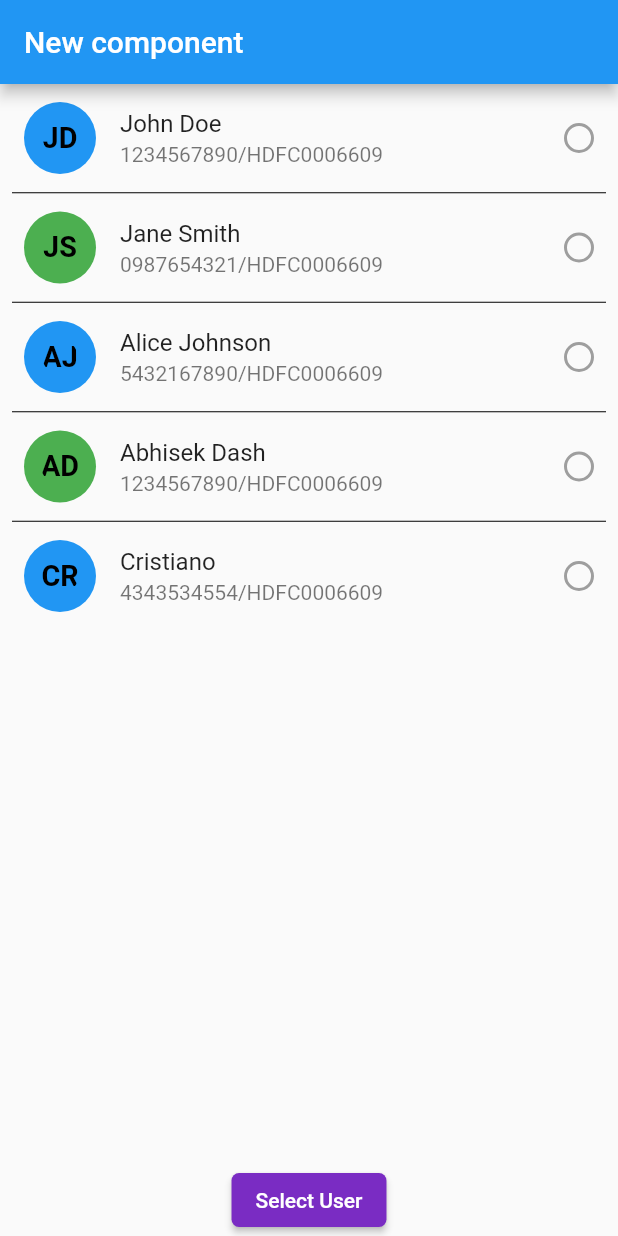
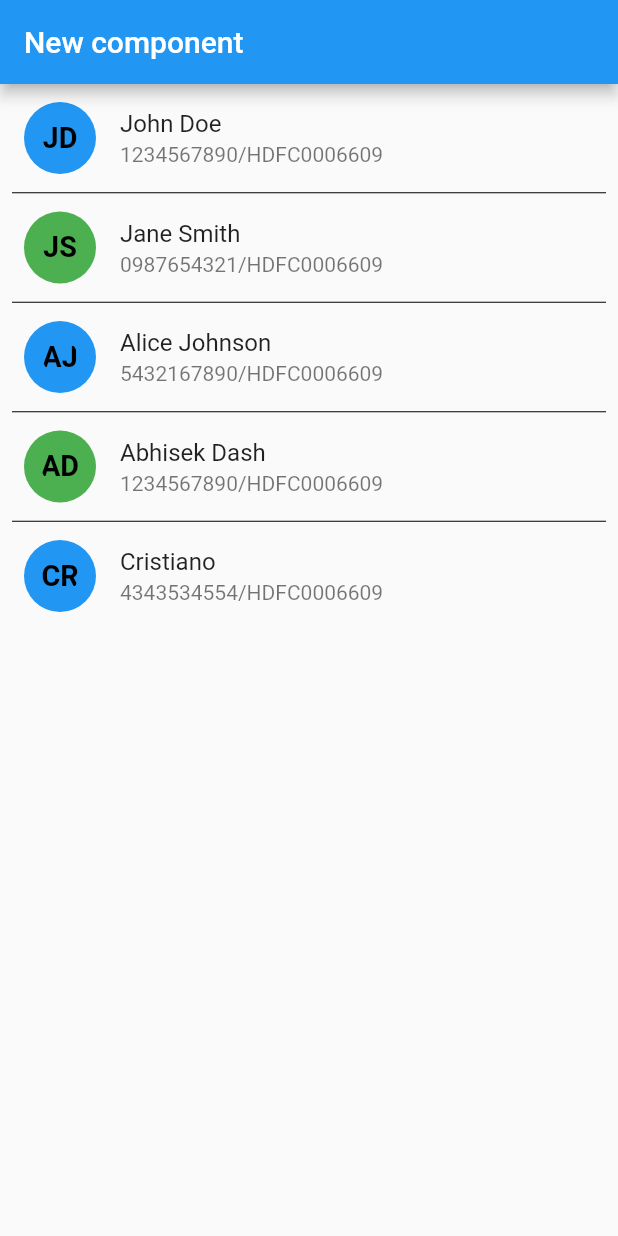
Before and after one commit to Abhisek-07/bank_user_component, a Flutter app: the screen it shows after launch, on a phone screen of 412 x 824 dp. Run offline on Flutter 3.47's test engine with Material 2 defaults, Android fonts, the phone set to English and light mode, and no system bars.

Commit message:
no need of customElevatedButton, now working on changing selection on tap of a user

```diff
--- a/lib/widgets/custom_list_tile.dart
+++ b/lib/widgets/custom_list_tile.dart
@@ -3,47 +3,49 @@ import 'package:flutter/material.dart';
 import 'package:bank_user_component/widgets/circular_name_icon.dart';
 import 'package:bank_user_component/widgets/circular_select_button.dart';
 
-class CustomListTile extends StatefulWidget {
+class CustomListTile extends StatelessWidget {
   const CustomListTile({
     super.key,
     required this.isSelected,
     required this.user,
     required this.index,
     required this.selectedOption,
+    this.showTrailing = false,
+    this.showLeading = true,
   });
 
   final bool isSelected;
   final User user;
   final int index;
   final void Function(int) selectedOption;
+  final bool showTrailing;
+  final bool showLeading;
 
-  @override
-  State<CustomListTile> createState() => _CustomListTileState();
-}
-
-class _CustomListTileState extends State<CustomListTile> {
   @override
   Widget build(BuildContext context) {
     return ListTile(
-      tileColor: widget.isSelected ? Colors.yellow : null,
+      tileColor: isSelected ? Colors.yellow : null,
       onTap: () {
         // setState(() {
         //   selectedIndex = index;
         // });
-        widget.selectedOption(widget.index);
+        selectedOption(index);
         // widget.selectOption(index);
       },
       // Icon Component
-      leading: CircularNameIcon(
-        name: widget.user.name,
-        backgroundColor: widget.index % 2 == 0 ? Colors.blue : Colors.green,
-      ),
+      leading: showLeading
+          ? CircularNameIcon(
+              name: user.name,
+              backgroundColor: index % 2 == 0 ? Colors.blue : Colors.green,
+            )
+          : null,
       // Text Component
-      title: Text(widget.user.name),
+      title: Text(user.name),
       // subtitle component
-      subtitle: Text(widget.user.accountNumber + '/' + widget.user.ifsc),
+      subtitle: Text(user.accountNumber + '/' + user.ifsc),
       // Radio button component
-      trailing: CircularSelectButton(isSelected: widget.isSelected),
+      trailing:
+          showTrailing ? CircularSelectButton(isSelected: isSelected) : null,
     );
   }
 }
--- a/lib/widgets/user_list.dart
+++ b/lib/widgets/user_list.dart
@@ -1,4 +1,5 @@
 import 'package:bank_user_component/models/user.dart';
+// import 'package:bank_user_component/widgets/custom_elevated_button.dart';
 // import 'package:bank_user_component/widgets/circular_name_icon.dart';
 // import 'package:bank_user_component/widgets/circular_select_button.dart';
 import 'package:bank_user_component/widgets/custom_list_tile.dart';
@@ -22,6 +23,8 @@ class UserList extends StatefulWidget {
 
 class _UserListState extends State<UserList> {
   int selectedIndex = -1;
+  // bool showTrailing = true;
+  // bool showLeading = true;
 
   @override
   void initState() {
@@ -34,6 +37,10 @@ class _UserListState extends State<UserList> {
       selectedIndex = index;
     });
   }
+
+  // void submit() {
+  //   /// for customElevatedButton submission
+  // }
 
   @override
   Widget build(BuildContext context) {
@@ -60,21 +67,16 @@ class _UserListState extends State<UserList> {
                 user: user,
                 index: index,
                 selectedOption: selectedOption,
+                // showTrailing: true,
+                // showLeading: false,
               );
             },
           ),
         ),
-        ElevatedButton(
-            onPressed: () {
-              ///
-            },
-            style: ElevatedButton.styleFrom(
-                shape: RoundedRectangleBorder(
-                  borderRadius: BorderRadius.circular(5),
-                ),
-                backgroundColor: const Color.fromARGB(255, 122, 44, 195),
-                foregroundColor: Colors.white),
-            child: const Text('Select User')),
+        // CustomElevatedButton(
+        //   title: 'Select User',
+        //   onPressed: submit,
+        // )
       ],
     );
   }
```
Also changed, not shown: lib/widgets/custom_elevated_button.dart (added, +26 -0 lines).
